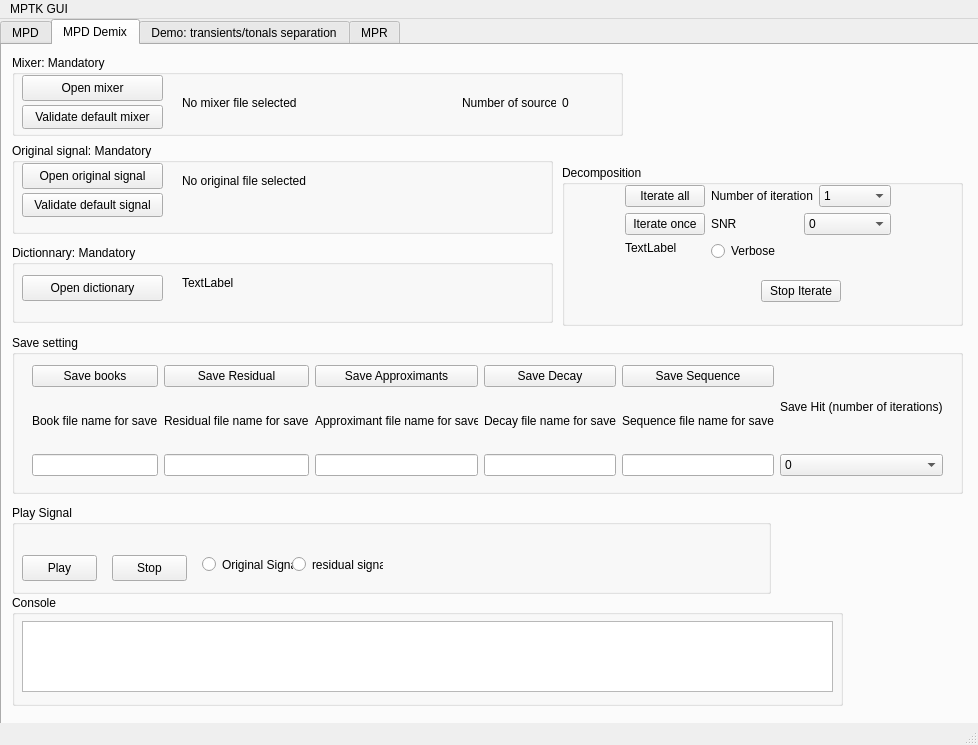
Qt form src/gui/Qt/presentation/MPTK_GUI_APP.ui (ltfat/fastmpwithmultigabor) before a commit.
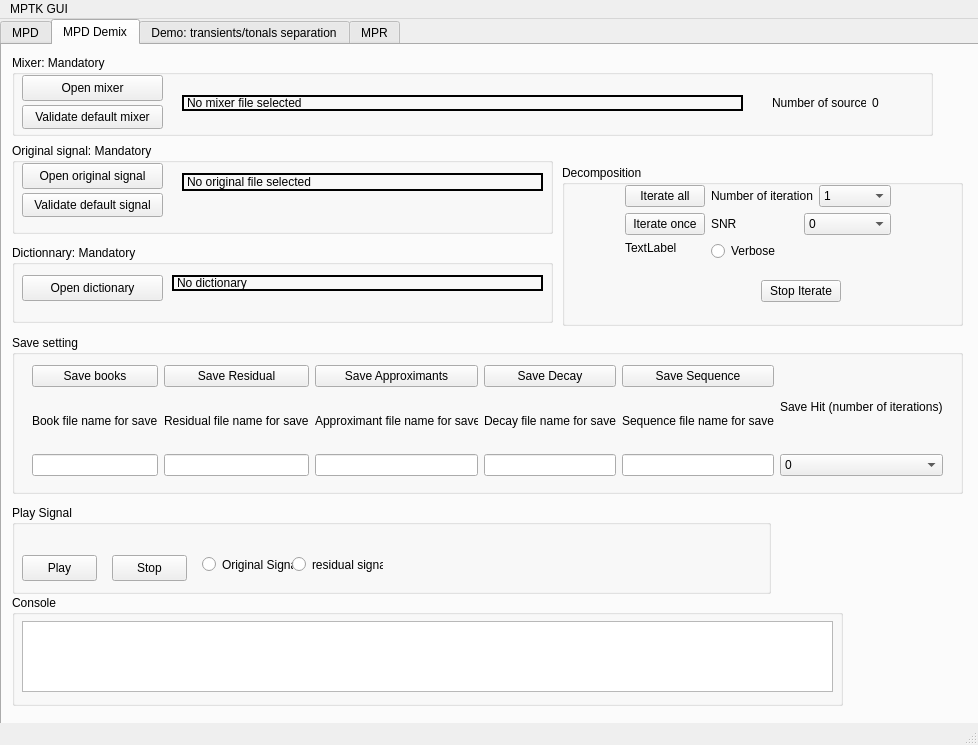
The same form after that commit. The open tabs and pages were chosen to show the change. Icons and pictures are not drawn.

What changed in the file:
```diff
--- a/src/gui/Qt/presentation/MPTK_GUI_APP.ui
+++ b/src/gui/Qt/presentation/MPTK_GUI_APP.ui
@@ -1384,7 +1384,7 @@
           <rect>
            <x>10</x>
            <y>10</y>
-           <width>611</width>
+           <width>921</width>
            <height>81</height>
           </rect>
          </property>
@@ -1421,7 +1421,7 @@
            <rect>
             <x>160</x>
             <y>30</y>
-            <width>271</width>
+            <width>581</width>
             <height>31</height>
            </rect>
           </property>
@@ -1433,10 +1433,13 @@
             <rect>
              <x>10</x>
              <y>10</y>
-             <width>241</width>
+             <width>561</width>
              <height>16</height>
             </rect>
            </property>
+           <property name="frameShape" >
+            <enum>QFrame::WinPanel</enum>
+           </property>
            <property name="text" >
             <string>No mixer file selected</string>
            </property>
@@ -1445,7 +1448,7 @@
          <widget class="QWidget" native="1" name="widget_8" >
           <property name="geometry" >
            <rect>
-            <x>440</x>
+            <x>750</x>
             <y>30</y>
             <width>161</width>
             <height>31</height>
@@ -1882,14 +1885,17 @@
           <widget class="QLabel" name="labelDictDemix" >
            <property name="geometry" >
             <rect>
-             <x>10</x>
+             <x>0</x>
              <y>10</y>
-             <width>241</width>
+             <width>371</width>
              <height>16</height>
             </rect>
            </property>
+           <property name="frameShape" >
+            <enum>QFrame::WinPanel</enum>
+           </property>
            <property name="text" >
-            <string>TextLabel</string>
+            <string>No dictionary</string>
            </property>
           </widget>
          </widget>
@@ -1948,10 +1954,13 @@
             <rect>
              <x>10</x>
              <y>10</y>
-             <width>351</width>
-             <height>16</height>
+             <width>361</width>
+             <height>18</height>
             </rect>
            </property>
+           <property name="frameShape" >
+            <enum>QFrame::WinPanel</enum>
+           </property>
            <property name="text" >
             <string>No original file selected</string>
            </property>
```
Left out of the diff: 26 changed lines with no effect on the pictures.
